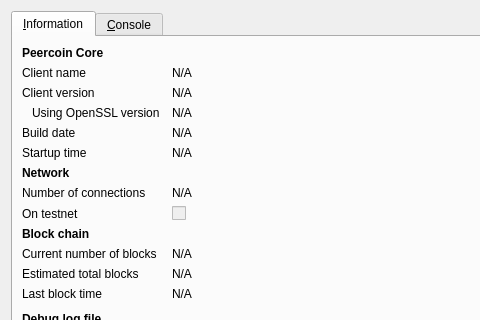
Old version of the form src/qt/forms/rpcconsole.ui in the repository schillingcoin/peercoin; both pictures show x 0 to 480 and y 0 to 320 of the 740 by 450 pixel window.
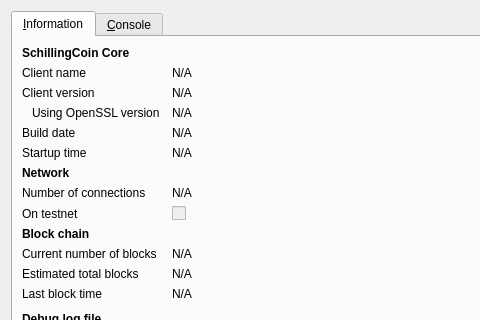
New version of the form. Icons and pictures are not drawn.

What changed in the file:
```diff
--- a/src/qt/forms/rpcconsole.ui
+++ b/src/qt/forms/rpcconsole.ui
@@ -36,7 +36,7 @@
           </font>
          </property>
          <property name="text">
-          <string>Peercoin Core</string>
+          <string>SchillingCoin Core</string>
          </property>
         </widget>
        </item>
```
Left out of the diff: 6 changed lines with no effect on the pictures.
